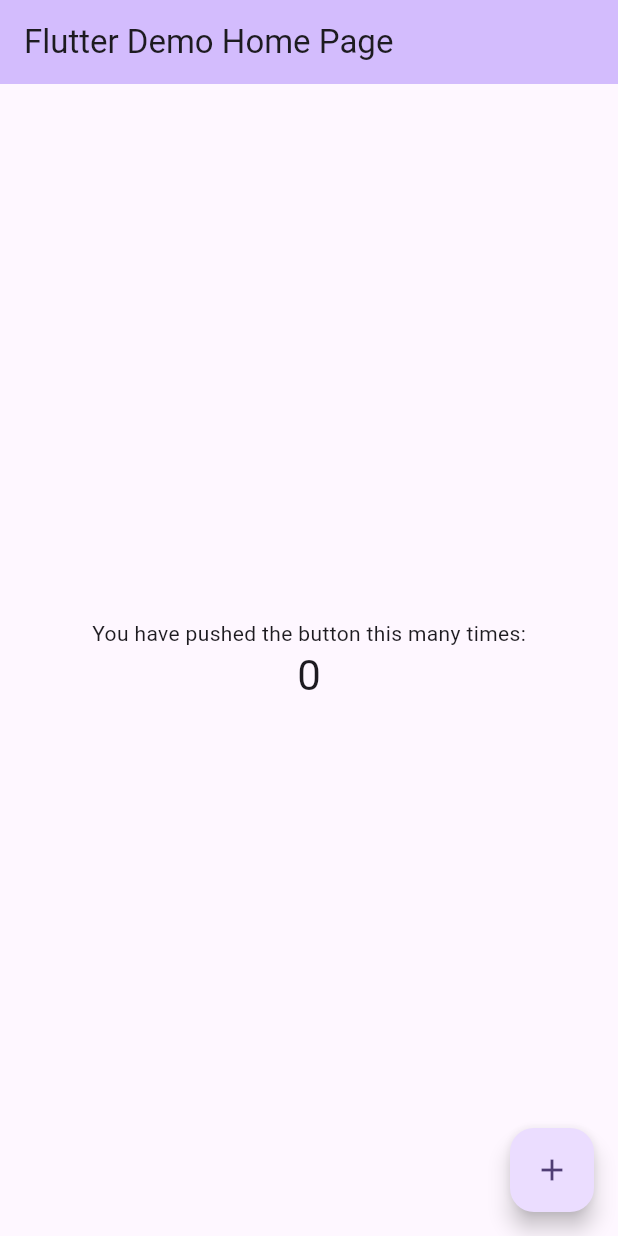
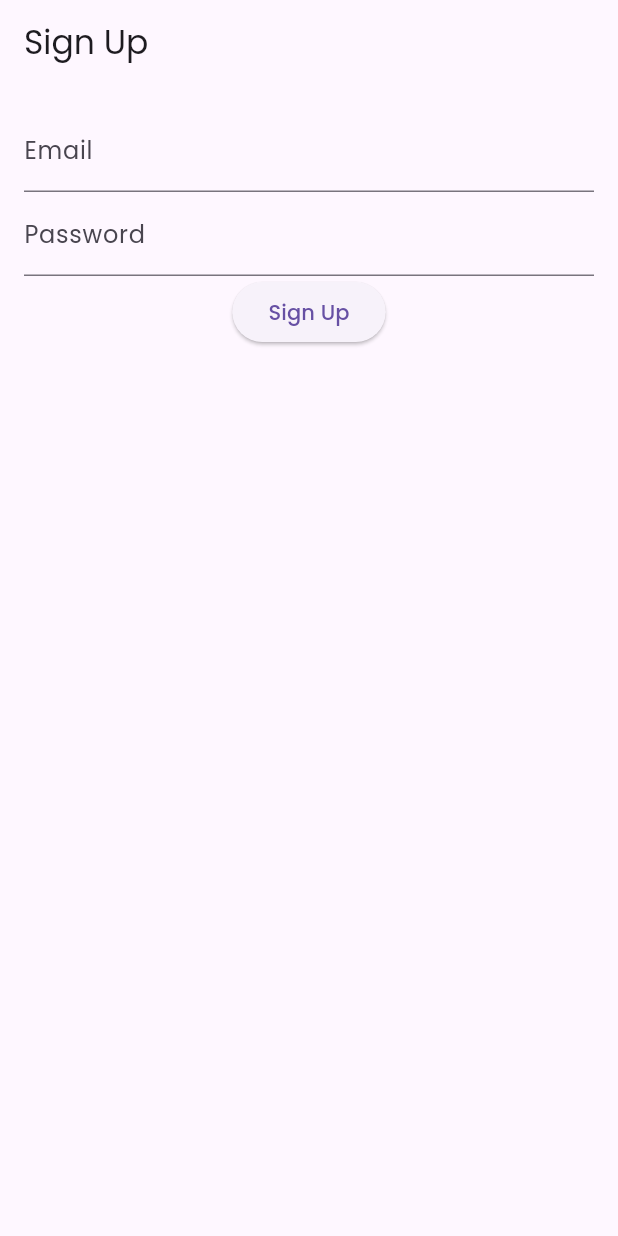
Before and after one commit to Sai-Harshith-315/bloc_login, a Flutter app: the screen it shows after launch, on a phone screen of 412 x 824 dp. Run offline on Flutter 3.47's test engine with Material 3 defaults, Android fonts, the phone set to English and light mode, and no system bars; our stand-ins replace cloud_firestore, firebase_auth, firebase_core, get, google_fonts; accounts and stored records are empty.

Commit message:
updated code
added the firebase connection and separated the data , logic and ui sepearatedly.

```diff
--- /dev/null
+++ b/lib/bussiness/controllers/auth_controller.dart
@@ -0,0 +1,43 @@
+import 'package:get/get.dart';
+import '../../domain/repositories/auth_service_repo.dart';
+
+class AuthController extends GetxController {
+  final AuthServiceRepo authServiceRepo;
+
+  // Observables
+  var isLoading = false.obs;
+
+  AuthController({required this.authServiceRepo});
+
+  // Sign up method
+  Future<void> signUp(String email, String password) async {
+    try {
+      isLoading.value = true;
+      await authServiceRepo.signUp(email, password);
+      Get.snackbar('Success', 'User signed up successfully');
+    } catch (e) {
+      Get.snackbar('Error', 'Failed to sign up');
+    } finally {
+      isLoading.value = false;
+    }
+  }
+
+  // Login method
+  Future<void> login(String email, String password) async {
+    try {
+      isLoading.value = true;
+      await authServiceRepo.login(email, password);
+      Get.snackbar('Success', 'Logged in successfully');
+    } catch (e) {
+      Get.snackbar('Error', 'Failed to log in');
+    } finally {
+      isLoading.value = false;
+    }
+  }
+
+  // Optional logout method
+  Future<void> logout() async {
+    await authServiceRepo.logout();
+    Get.snackbar('Success', 'Logged out successfully');
+  }
+}
--- /dev/null
+++ b/lib/data/repositories/firebase_auth_repo.dart
@@ -0,0 +1,35 @@
+import 'package:firebase_auth/firebase_auth.dart';
+import '../../domain/repositories/auth_service_repo.dart';
+
+class FirebaseAuthRepo implements AuthServiceRepo {
+  final FirebaseAuth _firebaseAuth = FirebaseAuth.instance;
+
+  @override
+  Future<void> signUp(String email, String password) async {
+    try {
+      await _firebaseAuth.createUserWithEmailAndPassword(
+          email: email, password: password);
+    } catch (e) {
+      print('Error signing up: $e');
+    }
+  }
+
+  @override
+  Future<void> login(String email, String password) async {
+    try {
+      await _firebaseAuth.signInWithEmailAndPassword(
+          email: email, password: password);
+    } catch (e) {
+      print('Error logging in: $e');
+    }
+  }
+
+  @override
+  Future<void> logout() async {
+    try {
+      await _firebaseAuth.signOut();
+    } catch (e) {
+      print('Error logging out: $e');
+    }
+  }
+}
--- /dev/null
+++ b/lib/domain/repositories/auth_service_repo.dart
@@ -0,0 +1,5 @@
+abstract class AuthServiceRepo {
+  Future<void> signUp(String email, String password);
+  Future<void> login(String email, String password);
+  Future<void> logout(); // Optional, for logout
+}
--- a/lib/main.dart
+++ b/lib/main.dart
@@ -1,125 +1,30 @@
+import 'package:bloc_login/data/firebase_options.dart';
+import 'package:firebase_core/firebase_core.dart';
 import 'package:flutter/material.dart';
+import 'package:get/get.dart';
+import 'package:google_fonts/google_fonts.dart';
+import 'bussiness/binding/bindings.dart';
+import 'presentation/routes/routes.dart';
 
-void main() {
+Future<void> main(List<String> args) async {
+  WidgetsFlutterBinding.ensureInitialized();
+  await Firebase.initializeApp(
+    options: DefaultFirebaseOptions.currentPlatform,
+  );
   runApp(const MyApp());
 }
 
 class MyApp extends StatelessWidget {
   const MyApp({super.key});
 
-  // This widget is the root of your application.
   @override
   Widget build(BuildContext context) {
-    return MaterialApp(
-      title: 'Flutter Demo',
-      theme: ThemeData(
-        // This is the theme of your application.
-        //
-        // TRY THIS: Try running your application with "flutter run". You'll see
-        // the application has a purple toolbar. Then, without quitting the app,
-        // try changing the seedColor in the colorScheme below to Colors.green
-        // and then invoke "hot reload" (save your changes or press the "hot
-        // reload" button in a Flutter-supported IDE, or press "r" if you used
-        // the command line to start the app).
-        //
-        // Notice that the counter didn't reset back to zero; the application
-        // state is not lost during the reload. To reset the state, use hot
-        // restart instead.
-        //
-        // This works for code too, not just values: Most code changes can be
-        // tested with just a hot reload.
-        colorScheme: ColorScheme.fromSeed(seedColor: Colors.deepPurple),
-        useMaterial3: true,
-      ),
-      home: const MyHomePage(title: 'Flutter Demo Home Page'),
+    return GetMaterialApp(
+      debugShowCheckedModeBanner: false,
+      initialBinding: AuthBinding(),
+      initialRoute: RouteServices.signUpScreen,
+      getPages: RouteServices.routes,
+      theme: ThemeData(fontFamily: GoogleFonts.poppins().fontFamily),
     );
   }
 }
-
-class MyHomePage extends StatefulWidget {
-  const MyHomePage({super.key, required this.title});
-
-  // This widget is the home page of your application. It is stateful, meaning
-  // that it has a State object (defined below) that contains fields that affect
-  // how it looks.
-
-  // This class is the configuration for the state. It holds the values (in this
-  // case the title) provided by the parent (in this case the App widget) and
-  // used by the build method of the State. Fields in a Widget subclass are
-  // always marked "final".
-
-  final String title;
-
-  @override
-  State<MyHomePage> createState() => _MyHomePageState();
-}
-
-class _MyHomePageState extends State<MyHomePage> {
-  int _counter = 0;
-
-  void _incrementCounter() {
-    setState(() {
-      // This call to setState tells the Flutter framework that something has
-      // changed in this State, which causes it to rerun the build method below
-      // so that the display can reflect the updated values. If we changed
-      // _counter without calling setState(), then the build method would not be
-      // called again, and so nothing would appear to happen.
-      _counter++;
-    });
-  }
-
-  @override
-  Widget build(BuildContext context) {
-    // This method is rerun every time setState is called, for instance as done
-    // by the _incrementCounter method above.
-    //
-    // The Flutter framework has been optimized to make rerunning build methods
-    // fast, so that you can just rebuild anything that needs updating rather
-    // than having to individually change instances of widgets.
-    return Scaffold(
-      appBar: AppBar(
-        // TRY THIS: Try changing the color here to a specific color (to
-        // Colors.amber, perhaps?) and trigger a hot reload to see the AppBar
-        // change color while the other colors stay the same.
-        backgroundColor: Theme.of(context).colorScheme.inversePrimary,
-        // Here we take the value from the MyHomePage object that was created by
-        // the App.build method, and use it to set our appbar title.
-        title: Text(widget.title),
-      ),
-      body: Center(
-        // Center is a layout widget. It takes a single child and positions it
-        // in the middle of the parent.
-        child: Column(
-          // Column is also a layout widget. It takes a list of children and
-          // arranges them vertically. By default, it sizes itself to fit its
-          // children horizontally, and tries to be as tall as its parent.
-          //
-          // Column has various properties to control how it sizes itself and
-          // how it positions its children. Here we use mainAxisAlignment to
-          // center the children vertically; the main axis here is the vertical
-          // axis because Columns are vertical (the cross axis would be
-          // horizontal).
-          //
-          // TRY THIS: Invoke "debug painting" (choose the "Toggle Debug Paint"
-          // action in the IDE, or press "p" in the console), to see the
-          // wireframe for each widget.
-          mainAxisAlignment: MainAxisAlignment.center,
-          children: <Widget>[
-            const Text(
-              'You have pushed the button this many times:',
-            ),
-            Text(
-              '$_counter',
-              style: Theme.of(context).textTheme.headlineMedium,
-            ),
-          ],
-        ),
-      ),
-      floatingActionButton: FloatingActionButton(
-        onPressed: _incrementCounter,
-        tooltip: 'Increment',
-        child: const Icon(Icons.add),
-      ), // This trailing comma makes auto-formatting nicer for build methods.
-    );
-  }
-}
--- /dev/null
+++ b/lib/presentation/routes/routes.dart
@@ -0,0 +1,18 @@
+import 'package:get/get.dart';
+
+import '../screens/signup_screen.dart';
+
+// Define your routes
+class RouteServices {
+  static const String splashScreen = '/';
+
+  static const String signUpScreen = '/SignUpScreen';
+
+  static final List<GetPage> routes = [
+    GetPage(name: signUpScreen, page: () => SignUpScreen()),
+
+    //addReviewScreen
+
+    // Add more routes here
+  ];
+}
--- /dev/null
+++ b/lib/presentation/screens/signup_screen.dart
@@ -0,0 +1,44 @@
+import 'package:flutter/material.dart';
+import 'package:get/get.dart';
+
+import '../../bussiness/controllers/auth_controller.dart';
+
+class SignUpScreen extends StatelessWidget {
+  final emailController = TextEditingController();
+  final passwordController = TextEditingController();
+  final AuthController authController = Get.find<AuthController>();
+
+  @override
+  Widget build(BuildContext context) {
+    return Scaffold(
+      appBar: AppBar(title: const Text('Sign Up')),
+      body: Padding(
+        padding: const EdgeInsets.all(16.0),
+        child: Column(
+          children: [
+            TextField(
+              controller: emailController,
+              decoration: const InputDecoration(labelText: 'Email'),
+            ),
+            TextField(
+              controller: passwordController,
+              obscureText: true,
+              decoration: const InputDecoration(labelText: 'Password'),
+            ),
+            Obx(() => authController.isLoading.value
+                ? const CircularProgressIndicator()
+                : ElevatedButton(
+                    onPressed: () async {
+                      await authController.signUp(
+                        emailController.text,
+                        passwordController.text,
+                      );
+                    },
+                    child: const Text('Sign Up'),
+                  )),
+          ],
+        ),
+      ),
+    );
+  }
+}
```
Also changed, not shown: lib/bussiness/binding/bindings.dart (added, +13 -0 lines), lib/data/Auth/firebase_auth_data.dart (added, +35 -0 lines), lib/domain/models/user_model.dart (added, +57 -0 lines), pubspec.yaml (+8 -19 lines), firebase.json (added), lib/data/firebase_options.dart (added), pubspec.lock, 6 other files.
